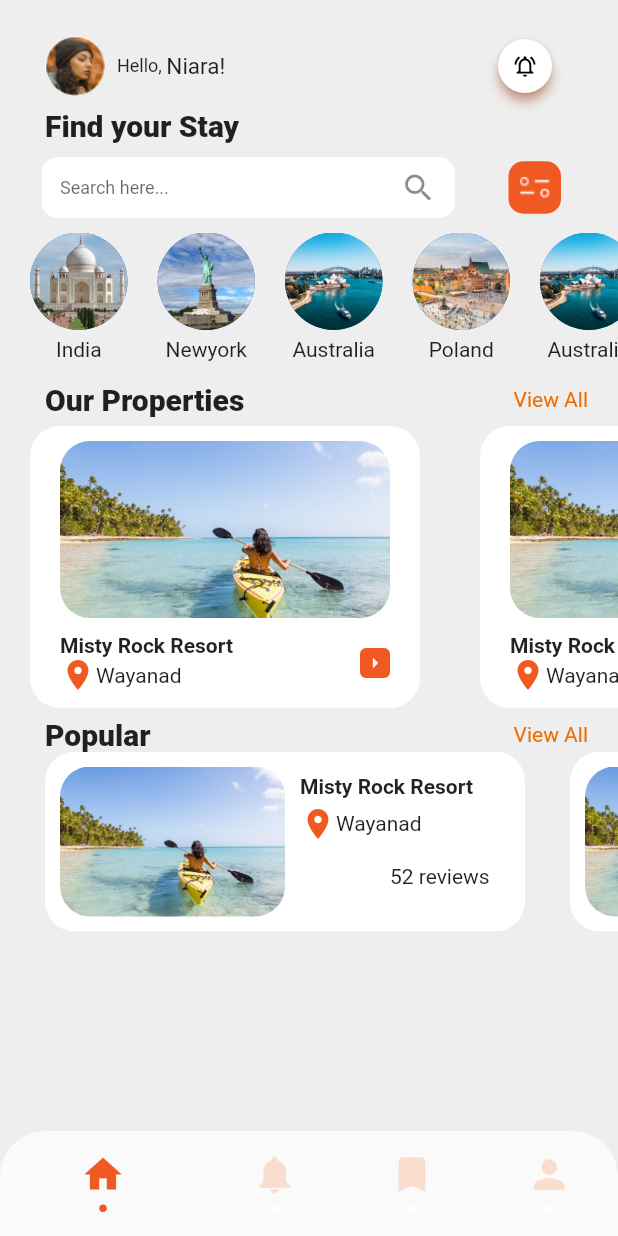
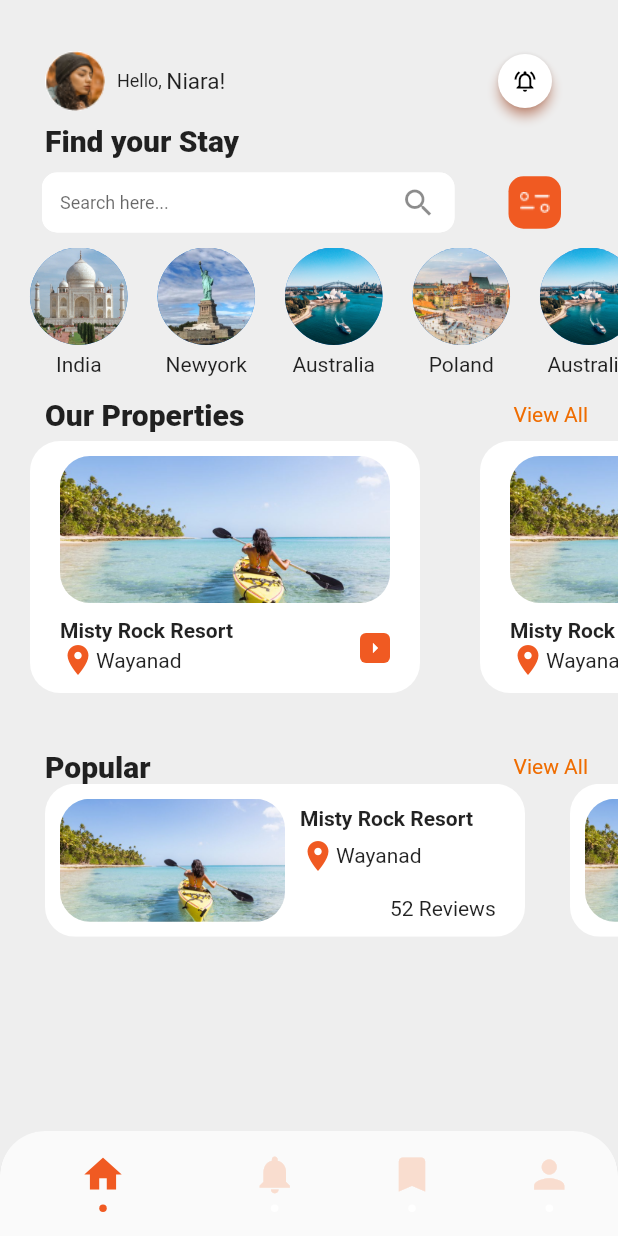
Before and after one commit to onurduyar/TravelAppUI, a Flutter app: the HomePage screen opened directly, on a phone screen of 412 x 824 dp. Run offline on Flutter 3.47's test engine with Material 2 defaults, Android fonts, the phone set to English and light mode, and no system bars; our stand-ins replace shared_preferences; accounts and stored records are empty.

```diff
--- a/lib/models/home_page_card_model.dart
+++ b/lib/models/home_page_card_model.dart
@@ -3,11 +3,15 @@ class Travel {
   final String cardImagePath;
   final String cardLocation;
   final int? reviews;
+  final String description;
+  final int amount;
   Travel(
       {required this.cardTitle,
       required this.cardImagePath,
       required this.cardLocation,
-      this.reviews});
+      this.reviews,
+      required this.description,
+      required this.amount});
 }
 
 List<Travel> cardContentList = [
@@ -16,23 +20,35 @@ List<Travel> cardContentList = [
     cardImagePath: 'assets/images/travel.jpg',
     cardLocation: 'Wayanad',
     reviews: 52,
+    description:
+        'Ea non tempor et laborum proident laborum aliquip tempor aliquip excepteur aliqua culpa in eu. Dolore commodo eu velit commodo id id. Labore proident velit occaecat reprehenderit ullamco aliqua reprehenderit exercitation. ',
+    amount: 410,
   ),
   Travel(
     cardTitle: 'Misty Rock Resort',
     cardImagePath: 'assets/images/travel.jpg',
     cardLocation: 'Wayanad',
     reviews: 40,
+    description:
+        'Ea non tempor et laborum proident laborum aliquip tempor aliquip excepteur aliqua culpa in eu. Dolore commodo eu velit commodo id id. Labore proident velit occaecat reprehenderit ullamco aliqua reprehenderit exercitation. ',
+    amount: 210,
   ),
   Travel(
     cardTitle: 'Misty Rock Resort',
     cardImagePath: 'assets/images/travel.jpg',
     cardLocation: 'Wayanad',
     reviews: 10,
+    description:
+        'Ea non tempor et laborum proident laborum aliquip tempor aliquip excepteur aliqua culpa in eu. Dolore commodo eu velit commodo id id. Labore proident velit occaecat reprehenderit ullamco aliqua reprehenderit exercitation.',
+    amount: 500,
   ),
   Travel(
     cardTitle: 'Misty Rock Resort',
     cardImagePath: 'assets/images/travel.jpg',
     cardLocation: 'Wayanad',
     reviews: 5,
+    description:
+        'Ea non tempor et laborum proident laborum aliquip tempor aliquip excepteur aliqua culpa in eu. Dolore commodo eu velit commodo id id. Labore proident velit occaecat reprehenderit ullamco aliqua reprehenderit exercitation.',
+    amount: 140,
   ),
 ];
--- a/lib/screens/home_page_screen.dart
+++ b/lib/screens/home_page_screen.dart
@@ -20,8 +20,8 @@ class _HomePageState extends State<HomePage> {
   Widget build(BuildContext context) {
     return Scaffold(
       backgroundColor: Colors.grey.shade200,
-      body: SingleChildScrollView(
-        padding: const EdgeInsets.symmetric(vertical: 20),
+      body: Padding(
+        padding: const EdgeInsets.only(bottom: 20),
         child: Column(
           children: const [
             TopBar(),
--- a/lib/widgets/homepage/first_travel_card.dart
+++ b/lib/widgets/homepage/first_travel_card.dart
@@ -1,6 +1,7 @@
 import 'package:flutter/material.dart';
 import 'package:travel_app/constants/app_constants.dart';
 import 'package:travel_app/models/home_page_card_model.dart';
+import 'package:travel_app/screens/detail_screen.dart';
 
 class FirstTravelCard extends StatelessWidget {
   const FirstTravelCard({required this.index, Key? key}) : super(key: key);
@@ -23,6 +24,15 @@ class FirstTravelCard extends StatelessWidget {
               Expanded(
                 child: Padding(
                   padding: const EdgeInsets.only(bottom: 10),
+                  child: InkWell(
+                    onTap: () {
+                      Navigator.push(
+                          context,
+                          MaterialPageRoute(
+                              builder: (context) => DetailScreen(
+                                    index: index,
+                                  )));
+                    },
                     child: ClipRRect(
                       borderRadius: BorderRadius.circular(20),
                       child: SizedBox(
@@ -30,6 +40,7 @@ class FirstTravelCard extends StatelessWidget {
                         child: Image.asset(
                           cardContentList[index].cardImagePath,
                           fit: BoxFit.cover,
+                        ),
                       ),
                     ),
                   ),
@@ -56,7 +67,16 @@ class FirstTravelCard extends StatelessWidget {
                       ),
                     ],
                   ),
-                  Container(
+                  InkWell(
+                    onTap: () {
+                      Navigator.push(
+                          context,
+                          MaterialPageRoute(
+                              builder: (context) => DetailScreen(
+                                    index: index,
+                                  )));
+                    },
+                    child: Container(
                       decoration: BoxDecoration(
                         color: myPrimaryColor,
                         borderRadius: BorderRadius.circular(4),
@@ -69,6 +89,7 @@ class FirstTravelCard extends StatelessWidget {
                         size: 16,
                       ),
                     ),
+                  ),
                 ],
               ),
             ],
--- a/lib/widgets/homepage/our_properties.dart
+++ b/lib/widgets/homepage/our_properties.dart
@@ -9,7 +9,8 @@ class OurPropertiesWidget extends StatelessWidget {
 
   @override
   Widget build(BuildContext context) {
-    return Column(
+    return Expanded(
+      child: Column(
         children: [
           Row(
             mainAxisAlignment: MainAxisAlignment.spaceBetween,
@@ -19,7 +20,7 @@ class OurPropertiesWidget extends StatelessWidget {
             ],
           ),
           SizedBox(
-          height: 200,
+            height: 180,
             child: ListView.builder(
                 scrollDirection: Axis.horizontal,
                 itemCount: cardContentList.length,
@@ -28,6 +29,7 @@ class OurPropertiesWidget extends StatelessWidget {
                 })),
           ),
         ],
+      ),
     );
   }
 }
--- a/lib/widgets/homepage/popular.dart
+++ b/lib/widgets/homepage/popular.dart
@@ -9,7 +9,8 @@ class Popular extends StatelessWidget {
 
   @override
   Widget build(BuildContext context) {
-    return Column(
+    return Expanded(
+      child: Column(
         children: [
           Row(
             mainAxisAlignment: MainAxisAlignment.spaceBetween,
@@ -19,7 +20,7 @@ class Popular extends StatelessWidget {
             ],
           ),
           SizedBox(
-          height: 120,
+            height: 102,
             child: ListView.builder(
                 scrollDirection: Axis.horizontal,
                 itemCount: cardContentList.length,
@@ -28,6 +29,7 @@ class Popular extends StatelessWidget {
                 })),
           ),
         ],
+      ),
     );
   }
 }
--- a/lib/widgets/homepage/second_travel_card.dart
+++ b/lib/widgets/homepage/second_travel_card.dart
@@ -52,11 +52,11 @@ class SecondTravelCard extends StatelessWidget {
                     Padding(
                       padding: const EdgeInsets.only(top: 15),
                       child: Row(
-                        children: const [
-                          SizedBox(
+                        children: [
+                          const SizedBox(
                             width: 60,
                           ),
-                          Text('52 reviews')
+                          Text('${cardContentList[index].reviews}' ' Reviews'),
                         ],
                       ),
                     )
--- a/lib/widgets/homepage/top_bar.dart
+++ b/lib/widgets/homepage/top_bar.dart
@@ -12,7 +12,7 @@ class TopBar extends StatelessWidget {
   @override
   Widget build(BuildContext context) {
     return Container(
-      margin: const EdgeInsets.only(left: 30, right: 30, bottom: 4),
+      margin: const EdgeInsets.only(top: 30, left: 30, right: 30, bottom: 4),
       child: Row(
         mainAxisAlignment: MainAxisAlignment.spaceEvenly,
         children: [
```
Also changed, not shown: lib/screens/detail_screen.dart (added, +50 -0 lines), lib/widgets/detail/circle_travel_list.dart (added, +28 -0 lines), lib/widgets/detail/continue_button.dart (added, +39 -0 lines), lib/widgets/detail/description.dart (added, +23 -0 lines), lib/widgets/detail/detail_page_buttons.dart (added, +43 -0 lines), lib/widgets/detail/detail_page_top_bar.dart (added, +43 -0 lines), lib/widgets/detail/image_container.dart (added, +76 -0 lines), assets/images/icon_heart.png (added), assets/images/three_dots.png (added). Lines whose indentation alone changed are shown as unchanged.
